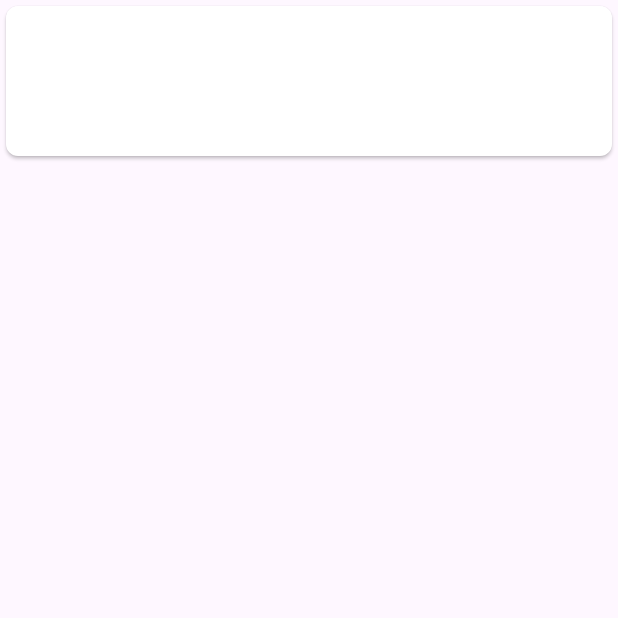
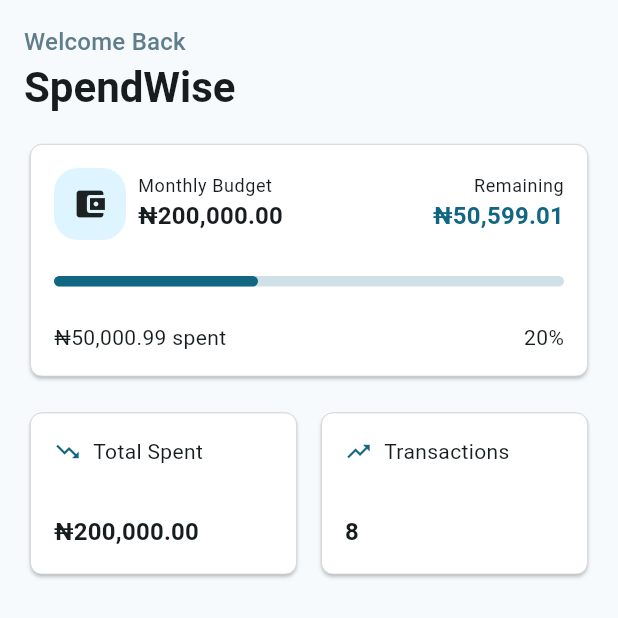
Before and after one commit to crystalz05/expense_tracker_flutter_app, a Flutter app: the screen it shows after launch, on a phone screen of 412 x 824 dp, the top half of it. Run offline on Flutter 3.47's test engine with Material 3 defaults, Android fonts, the light colour scheme and no system bars; our stand-ins replace dartz, equatable, flutter_bloc, get_it, hive, hive_flutter; accounts and stored records are empty.

Commit message:
Added to the home page

```diff
--- a/lib/features/expenses/data/datasources/expenses_local_datasource_impl.dart
+++ b/lib/features/expenses/data/datasources/expenses_local_datasource_impl.dart
@@ -9,6 +9,10 @@ import 'expenses_local_datasource.dart';
 
 class ExpenseLocalDataSourceImpl implements ExpensesLocalDatasource{
 
+  final Box<ExpenseModel> box;
+
+  ExpenseLocalDataSourceImpl(this.box);
+
   static const String boxName = "expenses";
 
   Future<Box<ExpenseModel>> getBox() async{
@@ -17,31 +21,26 @@ class ExpenseLocalDataSourceImpl implements ExpensesLocalDatasource{
 
   @override
   Future<void> addExpense(ExpenseModel expense) async {
-    final box = await getBox();
     await box.put(expense.id, expense);
   }
 
   @override
   Future<void> deleteExpense(String id) async {
-    final box = await getBox();
     await box.delete(id);
   }
 
   @override
   Future<ExpenseModel?> getExpenseById(String id) async {
-    final box = await getBox();
     return box.get(id);
   }
 
   @override
   Future<List<ExpenseModel>> getExpenses() async {
-    final box = await getBox();
     return box.values.toList();
   }
 
   @override
   Future<void> updateExpense(ExpenseModel expense) async {
-    final box = await getBox();
     await box.put(expense.id, expense);
   }
 }
--- a/lib/features/expenses/domain/entities/expense.dart
+++ b/lib/features/expenses/domain/entities/expense.dart
@@ -1,5 +1,3 @@
-
-import 'dart:nativewrappers/_internal/vm/lib/ffi_native_type_patch.dart';
 
 import 'package:equatable/equatable.dart';
 
--- a/lib/features/expenses/presentation/pages/home_page.dart
+++ b/lib/features/expenses/presentation/pages/home_page.dart
@@ -1,4 +1,6 @@
 
+import 'package:expenses_tracker_app/features/expenses/presentation/widgets/balance_card_widget.dart';
+import 'package:expenses_tracker_app/features/expenses/presentation/widgets/spend_and_transaction_widget.dart';
 import 'package:flutter/material.dart';
 
 class HomePage extends StatelessWidget {
@@ -9,19 +11,27 @@ class HomePage extends StatelessWidget {
 
     return Scaffold(
       body: SafeArea(
-          child: Column(
-            children: [
-              Card(
-                color: Colors.white,
-                elevation: 1,
-                shape: RoundedRectangleBorder(borderRadius: BorderRadius.circular(8)),
-                child: SizedBox(
-                  height: 100,
-                  width: double.infinity,
-                ),
-              ),
-            ],
+          child: Padding(
+              padding: EdgeInsetsGeometry.all(16),
+              child: Column(
+                crossAxisAlignment: CrossAxisAlignment.start,
+                children: [
+                  Text("Welcome Back", style: Theme.of(context).textTheme.titleMedium?.copyWith(color: Colors.blueGrey)),
+                  Text("SpendWise", style: Theme.of(context).textTheme.headlineMedium?.copyWith(fontWeight: FontWeight.bold)),
+                  SizedBox(height: 16),
+                  BalanceCardWidget(),
+                  SizedBox(height: 16),
+                  Row(
+                    children: [
+                      SpendAndTransactionWidget(title: "Total Spent", subTitle: "₦200,000.00", icon: Icons.trending_down),
+                      SizedBox(width: 8),
+                      SpendAndTransactionWidget(title: "Transactions", subTitle: "8", icon: Icons.trending_up)
+                    ],
+                  )
+                ],
+              )
           )
+
       ),
     );
   }
--- /dev/null
+++ b/lib/features/expenses/presentation/widgets/balance_card_widget.dart
@@ -0,0 +1,91 @@
+
+
+import 'package:flutter/cupertino.dart';
+import 'package:flutter/material.dart';
+
+class BalanceCardWidget extends StatelessWidget {
+  const BalanceCardWidget({super.key});
+
+
+
+  @override
+  Widget build(BuildContext context) {
+    return Card(
+      color: Colors.white,
+      elevation: 1,
+      shape: RoundedRectangleBorder(
+          borderRadius: BorderRadius.circular(8),
+          side: BorderSide(color: Theme.of(context).colorScheme.outline.withValues(alpha: 0.4), width: 0.5)
+      ),
+      child: Padding(
+        padding: EdgeInsetsGeometry.all(16),
+        child: Column(
+          crossAxisAlignment: CrossAxisAlignment.stretch,
+          children: [
+            Row(
+              mainAxisAlignment: MainAxisAlignment.spaceBetween,
+              children: [
+                Row(
+                  children: [
+                    Container(
+                      padding: EdgeInsets.all(12),
+                      decoration: BoxDecoration(color: Theme.of(context).colorScheme.primaryContainer.withValues(alpha: 0.5),
+                          borderRadius: BorderRadius.circular(16)),
+                      child: Icon(Icons.account_balance_wallet),
+                    ),
+                    SizedBox(width: 8),
+                    Column(
+                      crossAxisAlignment: CrossAxisAlignment.start,
+                      children: [
+                        Text("Monthly Budget", style: Theme.of(context).textTheme.bodySmall,),
+                        Text("₦200,000.00", style: Theme.of(context).textTheme.titleMedium?.copyWith(fontWeight: FontWeight.bold))
+                      ],
+                    ),
+                  ],
+                ),
+                Column(
+                  crossAxisAlignment: CrossAxisAlignment.end,
+                  children: [
+                    Text("Remaining", style: Theme.of(context).textTheme.bodySmall,),
+                    Text("₦50,599.01", style: Theme.of(context).textTheme.titleMedium
+                        ?.copyWith(
+                        fontWeight: FontWeight.bold,
+                        color: Theme.of(context).primaryColor))
+                  ],
+                )
+              ],
+            ),
+            SizedBox(height: 24),
+            Container(
+              width: 200,
+              height: 7,
+              decoration: BoxDecoration(
+                  color: Theme.of(context).colorScheme.primary.withValues(alpha: 0.2),
+                  borderRadius: BorderRadius.circular(8)
+              ),
+              child: FractionallySizedBox(
+                alignment: Alignment.centerLeft,
+                widthFactor: 0.4,
+                child: Container(
+                  decoration: BoxDecoration(
+                      color: Theme.of(context).primaryColor,
+                      borderRadius: BorderRadius.circular(8)
+                  ),
+                ),
+              ),
+            ),
+            SizedBox(height: 24),
+            Row(
+              mainAxisAlignment: MainAxisAlignment.spaceBetween,
+              children: [
+                Text("₦50,000.99 spent"),
+                Text("20%")
+              ],
+            )
+          ],
+        ),
+      ),
+    );
+  }
+
+}
--- /dev/null
+++ b/lib/features/expenses/presentation/widgets/spend_and_transaction_widget.dart
@@ -0,0 +1,49 @@
+
+import 'package:flutter/material.dart';
+
+class SpendAndTransactionWidget extends StatelessWidget {
+
+  final String title;
+  final String subTitle;
+  final IconData icon;
+
+  const SpendAndTransactionWidget({
+    super.key,
+    required this.title,
+    required this.subTitle,
+    required this.icon,
+  });
+
+  @override
+  Widget build(BuildContext context) {
+    return Expanded(
+      child: Card(
+        color: Colors.white,
+        elevation: 1,
+        shape: RoundedRectangleBorder(
+            borderRadius: BorderRadius.circular(8),
+            side: BorderSide(color: Theme.of(context).colorScheme.outline.withValues(alpha: 0.4), width: 0.5)
+        ),
+        child: Padding(
+          padding: EdgeInsets.all(16),
+          child: Column(
+            crossAxisAlignment: CrossAxisAlignment.start,
+            children: [
+              Row(
+                children: [
+                  Icon(icon, color: Theme.of(context).colorScheme.primary, size: 18,),
+                  SizedBox(width: 8),
+                  Text(title)
+                ],
+              ),
+              SizedBox(height: 32),
+              Text(subTitle, style: Theme.of(context).textTheme.titleMedium?.copyWith(fontWeight: FontWeight.bold))
+            ],
+          ),
+        ),
+      ),
+    );
+  }
+
+
+}
--- /dev/null
+++ b/lib/injection_container.dart
@@ -0,0 +1,50 @@
+
+import 'package:expenses_tracker_app/features/expenses/data/datasources/expenses_local_datasource.dart';
+import 'package:expenses_tracker_app/features/expenses/data/datasources/expenses_local_datasource_impl.dart';
+import 'package:expenses_tracker_app/features/expenses/data/models/expense_model.dart';
+import 'package:expenses_tracker_app/features/expenses/data/repositories/expense_repository_impl.dart';
+import 'package:expenses_tracker_app/features/expenses/domain/repositories/expense_repository.dart';
+import 'package:expenses_tracker_app/features/expenses/domain/usecases/add_expense.dart';
+import 'package:expenses_tracker_app/features/expenses/domain/usecases/delete_expense.dart';
+import 'package:expenses_tracker_app/features/expenses/domain/usecases/get_expense_by_id.dart';
+import 'package:expenses_tracker_app/features/expenses/domain/usecases/get_expenses.dart';
+import 'package:expenses_tracker_app/features/expenses/domain/usecases/update_expense.dart';
+import 'package:expenses_tracker_app/features/expenses/presentation/bloc/expense_bloc.dart';
+import 'package:get_it/get_it.dart';
+import 'package:hive_flutter/adapters.dart';
+
+final sl = GetIt.instance;
+
+Future<void> init() async {
+
+
+  await Hive.initFlutter();
+  Hive.registerAdapter(ExpenseModelAdapter());
+  final expenseBox = await Hive.openBox<ExpenseModel>('expense_box');
+
+  sl.registerLazySingleton<ExpensesLocalDatasource>(
+      ()=> ExpenseLocalDataSourceImpl(expenseBox),
+  );
+
+  sl.registerLazySingleton<ExpenseRepository>(
+      ()=> ExpenseRepositoryImpl(localDatasource: sl<ExpensesLocalDatasource>()),
+  );
+
+  sl.registerLazySingleton(()=> GetExpenses(sl()));
+  sl.registerLazySingleton(()=> GetExpenseById(sl()));
+  sl.registerLazySingleton(()=> AddExpense(sl()));
+  sl.registerLazySingleton(()=> UpdateExpense(sl()));
+  sl.registerLazySingleton(()=> DeleteExpense(sl()));
+
+  sl.registerFactory(
+      ()=> ExpenseBloc(
+          getExpenses: sl(),
+          getExpenseById: sl(),
+          addExpense: sl(),
+          updateExpense: sl(),
+          deleteExpense: sl()
+      )
+  );
+
+  sl.registerSingleton(()=> GetExpenses(sl()));
+}
--- a/lib/main.dart
+++ b/lib/main.dart
@@ -1,7 +1,10 @@
 import 'package:expenses_tracker_app/features/expenses/presentation/pages/home_page.dart';
+import 'package:expenses_tracker_app/injection_container.dart';
 import 'package:flutter/material.dart';
 
-void main() {
+Future<void> main() async {
+  WidgetsFlutterBinding.ensureInitialized();
+  await init();
   runApp(const MyApp());
 }
 
@@ -15,7 +18,7 @@ class MyApp extends StatelessWidget {
       title: 'Flutter Demo',
       theme: ThemeData(
 
-        colorScheme: ColorScheme.fromSeed(seedColor: Colors.deepPurple),
+        colorScheme: ColorScheme.fromSeed(seedColor: Colors.blueGrey),
       ),
       home: HomePage()
     );
--- a/pubspec.yaml
+++ b/pubspec.yaml
@@ -45,6 +45,8 @@ dependencies:
 
   hive: ^2.2.3
   hive_flutter: ^1.1.0
+
+  go_router: ^12.0.0
 
 
 dev_dependencies:
```
